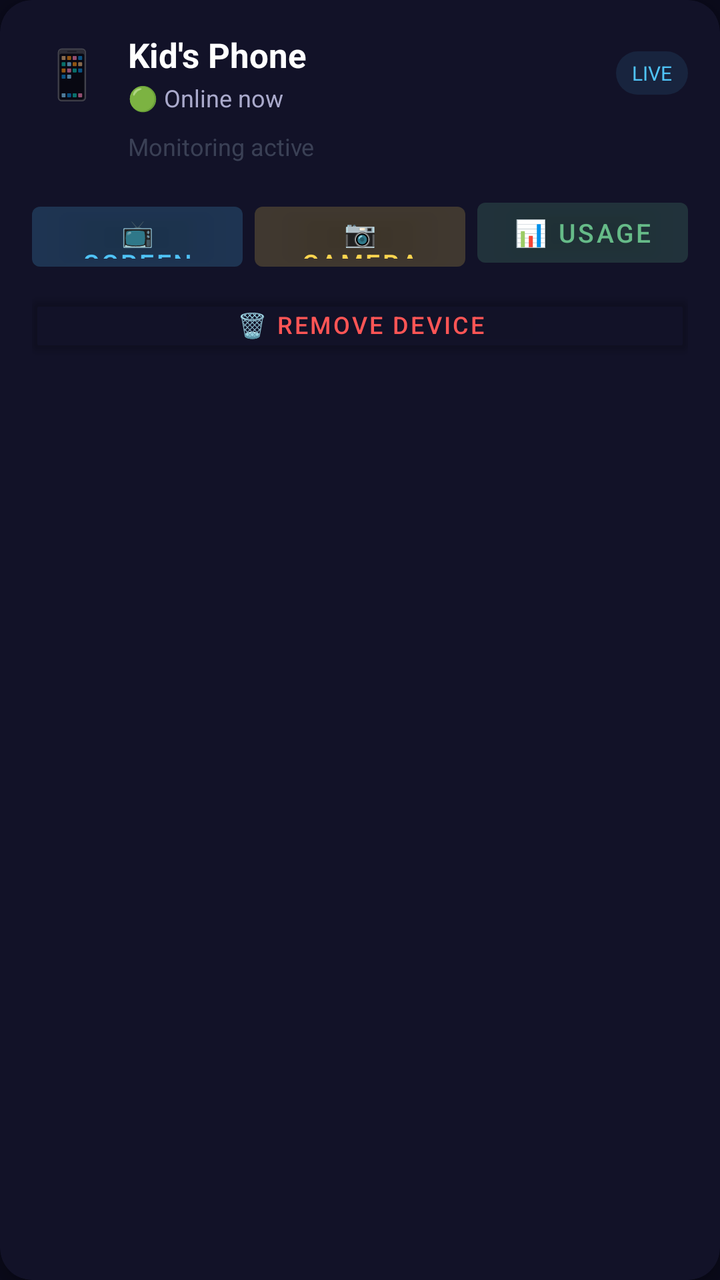
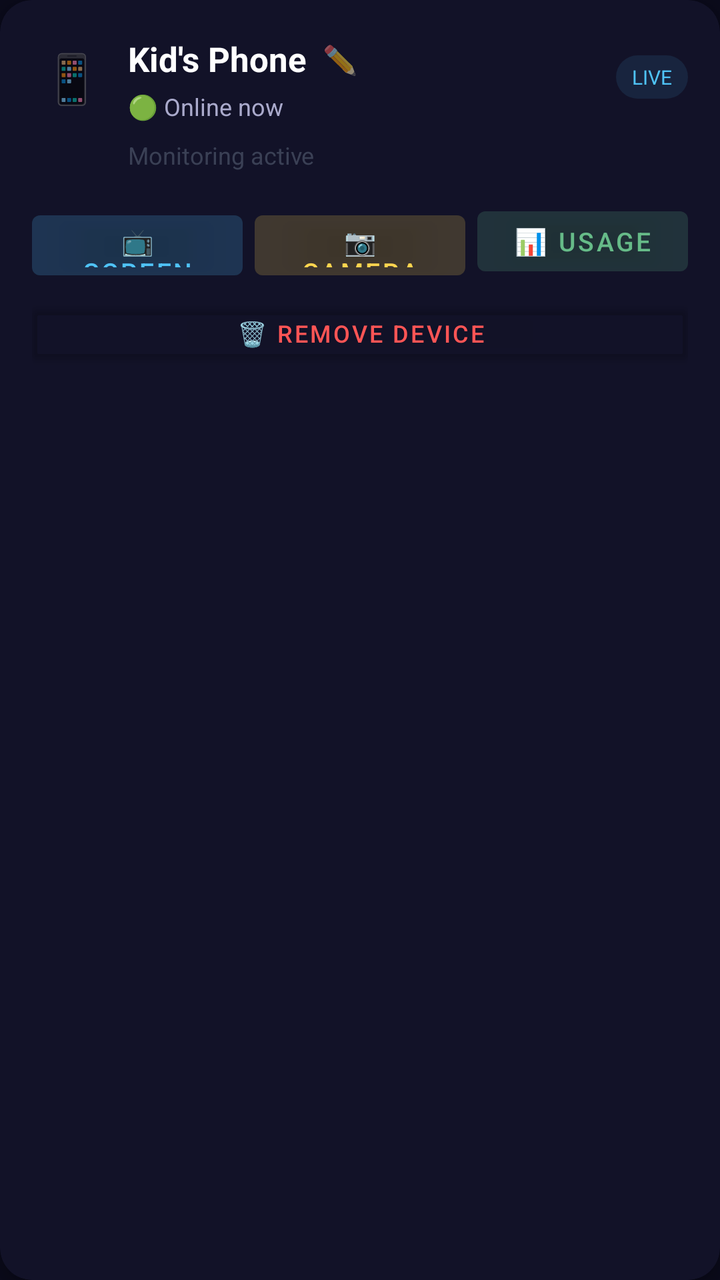

The first picture is an Android layout as it rendered before a commit; the second is the same layout after the commit. The layout source and the unified diff follow.
<!-- AndroidManifest.xml: application theme Theme.ParentView -->
<!-- res/layout/item_device.xml -->
<?xml version="1.0" encoding="utf-8"?>
<androidx.cardview.widget.CardView
    xmlns:android="http://schemas.android.com/apk/res/android"
    xmlns:app="http://schemas.android.com/apk/res-auto"
    android:layout_width="match_parent"
    android:layout_height="wrap_content"
    android:layout_margin="8dp"
    app:cardBackgroundColor="#121228"
    app:cardCornerRadius="16dp"
    app:cardElevation="4dp">

    <LinearLayout
        android:layout_width="match_parent"
        android:layout_height="wrap_content"
        android:orientation="vertical"
        android:padding="16dp">

        
        <LinearLayout
            android:layout_width="match_parent"
            android:layout_height="wrap_content"
            android:orientation="horizontal"
            android:gravity="center_vertical">

            <TextView
                android:layout_width="40dp"
                android:layout_height="40dp"
                android:text="📱"
                android:textSize="24sp"
                android:gravity="center" />

            <LinearLayout
                android:layout_width="0dp"
                android:layout_height="wrap_content"
                android:layout_weight="1"
                android:orientation="vertical"
                android:paddingStart="8dp">

                <TextView
                    android:id="@+id/tvDeviceName"
                    android:layout_width="wrap_content"
                    android:layout_height="wrap_content"
                    android:text="Kid's Phone"
                    android:textSize="17sp"
                    android:textStyle="bold"
                    android:textColor="#FFFFFF" />

                <TextView
                    android:id="@+id/tvLastSeen"
                    android:layout_width="wrap_content"
                    android:layout_height="wrap_content"
                    android:text="🟢 Online now"
                    android:textSize="12sp"
                    android:textColor="#AAAACC"
                    android:layout_marginTop="2dp" />
            </LinearLayout>

            <TextView
                android:id="@+id/tvStatus"
                android:layout_width="wrap_content"
                android:layout_height="wrap_content"
                android:text="LIVE"
                android:textSize="10sp"
                android:textColor="#4FC3F7"
                android:background="@drawable/badge_bg"
                android:paddingHorizontal="8dp"
                android:paddingVertical="4dp" />
        </LinearLayout>

        
        <TextView
            android:id="@+id/tvScreenshotCount"
            android:layout_width="wrap_content"
            android:layout_height="wrap_content"
            android:text="Monitoring active"
            android:textSize="12sp"
            android:textColor="#66778899"
            android:layout_marginTop="8dp"
            android:layout_marginStart="48dp" />

        
        <LinearLayout
            android:layout_width="match_parent"
            android:layout_height="wrap_content"
            android:orientation="horizontal"
            android:layout_marginTop="14dp">

            <Button
                android:id="@+id/btnLiveScreen"
                android:layout_width="0dp"
                android:layout_height="42dp"
                android:layout_weight="1"
                android:text="📺 Screen"
                android:backgroundTint="#1A4FC3F7"
                android:textColor="#4FC3F7"
                android:textSize="13sp"
                android:layout_marginEnd="4dp" />

            <Button
                android:id="@+id/btnLiveCamera"
                android:layout_width="0dp"
                android:layout_height="42dp"
                android:layout_weight="1"
                android:text="📷 Camera"
                android:backgroundTint="#1AFFD54F"
                android:textColor="#FFD54F"
                android:textSize="13sp"
                android:layout_marginHorizontal="2dp" />

            <Button
                android:id="@+id/btnAppUsage"
                android:layout_width="0dp"
                android:layout_height="42dp"
                android:layout_weight="1"
                android:text="📊 Usage"
                android:backgroundTint="#1A66BB88"
                android:textColor="#66BB88"
                android:textSize="13sp"
                android:layout_marginStart="4dp" />
        </LinearLayout>

        
        <Button
            android:id="@+id/btnDeleteDevice"
            android:layout_width="match_parent"
            android:layout_height="38dp"
            android:text="🗑 Remove Device"
            android:backgroundTint="#00000000"
            android:textColor="#FF5555"
            android:textSize="12sp"
            android:layout_marginTop="6dp" />

        
        <Button
            android:id="@+id/btnView"
            android:layout_width="0dp"
            android:layout_height="0dp"
            android:visibility="gone" />

    </LinearLayout>

</androidx.cardview.widget.CardView>
<!-- resources referenced by this layout -->
<resources>
  <!-- drawable badge_bg (drawable) -->
  <?xml version="1.0" encoding="utf-8"?>
  <shape xmlns:android="http://schemas.android.com/apk/res/android"
      android:shape="rectangle">
      <solid android:color="#1A4FC3F7" />
      <corners android:radius="12dp" />
  </shape>
  <style name="Theme.ParentView" parent="Theme.MaterialComponents.DayNight.DarkActionBar">
          <item name="colorPrimary">#4FC3F7</item>
          <item name="colorPrimaryVariant">#0288D1</item>
          <item name="colorOnPrimary">#000000</item>
          <item name="android:windowBackground">#0A0A1A</item>
          <item name="android:statusBarColor">#121228</item>
          <item name="android:navigationBarColor">#0A0A1A</item>
      </style>
</resources>

<!-- the commit's change to res/layout/item_device.xml (unified diff, before → after) -->
@@ -36,14 +36,33 @@
                 android:orientation="vertical"
                 android:paddingStart="8dp">
 
-                <TextView
-                    android:id="@+id/tvDeviceName"
-                    android:layout_width="wrap_content"
+                <LinearLayout
+                    android:layout_width="match_parent"
                     android:layout_height="wrap_content"
-                    android:text="Kid's Phone"
-                    android:textSize="17sp"
-                    android:textStyle="bold"
-                    android:textColor="#FFFFFF" />
+                    android:orientation="horizontal"
+                    android:gravity="center_vertical">
+
+                    <TextView
+                        android:id="@+id/tvDeviceName"
+                        android:layout_width="wrap_content"
+                        android:layout_height="wrap_content"
+                        android:text="Kid's Phone"
+                        android:textSize="17sp"
+                        android:textStyle="bold"
+                        android:textColor="#FFFFFF" />
+
+                    <TextView
+                        android:id="@+id/btnRenameDevice"
+                        android:layout_width="wrap_content"
+                        android:layout_height="wrap_content"
+                        android:text="✏️"
+                        android:textSize="14sp"
+                        android:padding="4dp"
+                        android:layout_marginStart="4dp"
+                        android:background="?android:attr/selectableItemBackgroundBorderless"
+                        android:clickable="true"
+                        android:focusable="true"/>
+                </LinearLayout>
 
                 <TextView
                     android:id="@+id/tvLastSeen"
